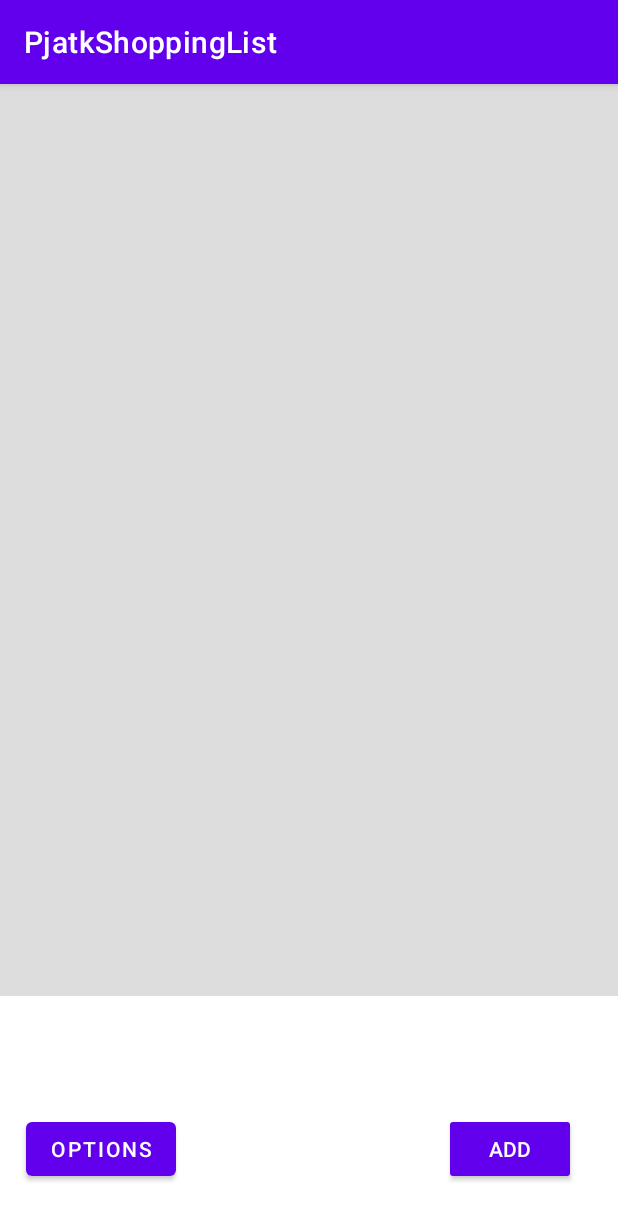
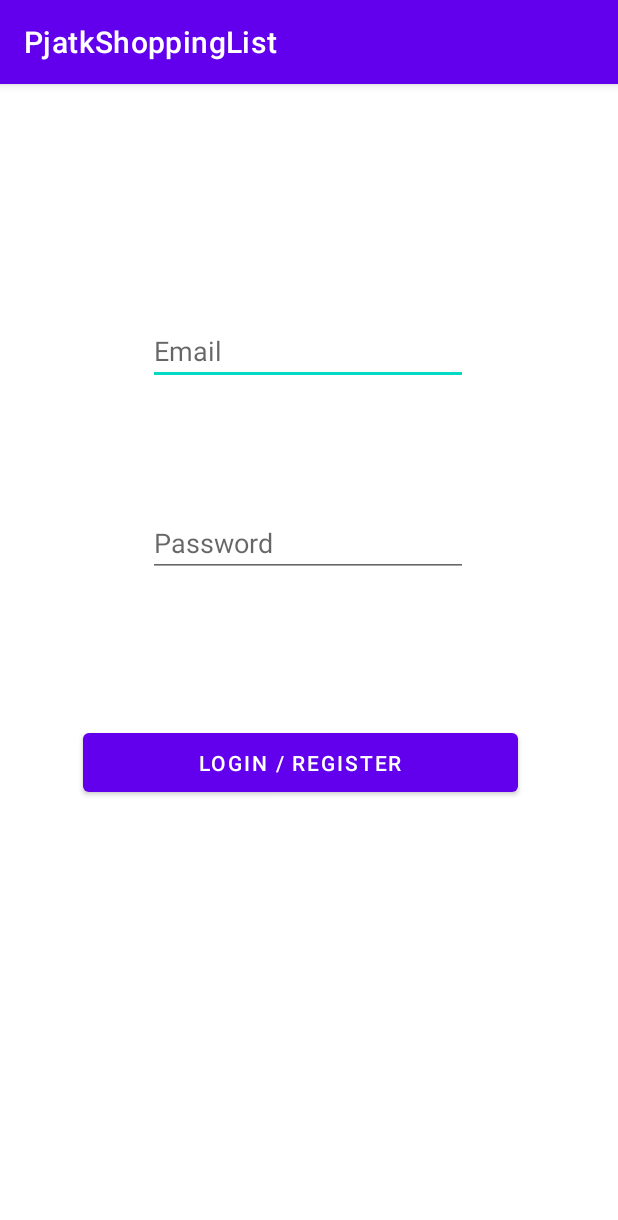
Before and after one commit to GRostek/PjatkShoppingList, an Android app: the screen it shows after launch (MainActivity before the commit, LoginActivity after it), on a phone screen of 412 x 824 dp. Shown: the top 1220 px of the screen. Run offline under Robolectric (Android 15) with nearby library versions, the phone set to English and light mode, and no system bars; our stand-ins replace Firebase (no records; nobody signed in at launch, a user with empty details on screens opened directly).

Commit message:
Login activity with firebase

```diff
--- a/app/build.gradle
+++ b/app/build.gradle
@@ -3,6 +3,7 @@ plugins {
     id 'kotlin-android'
     id 'kotlin-android-extensions'
     id 'kotlin-kapt'
+    id 'com.google.gms.google-services'
 }
 
 android {
@@ -45,6 +46,8 @@ android {
 
 dependencies {
 
+    implementation 'com.google.firebase:firebase-auth:19.2.0'
+    implementation 'com.google.firebase:firebase-database:19.2.1'
     def room_version = "2.2.5"
 
     implementation "androidx.room:room-runtime:$room_version"
--- a/app/src/main/AndroidManifest.xml
+++ b/app/src/main/AndroidManifest.xml
@@ -11,13 +11,14 @@
         android:roundIcon="@mipmap/ic_launcher_round"
         android:supportsRtl="true"
         android:theme="@style/Theme.PjatkShoppingList">
-        <activity android:name=".LoginActivity"></activity>
-        <activity android:name=".MainActivity">
+        <activity android:name=".LoginActivity">
             <intent-filter>
                 <action android:name="android.intent.action.MAIN" />
 
                 <category android:name="android.intent.category.LAUNCHER" />
             </intent-filter>
+        </activity>
+        <activity android:name=".MainActivity">
         </activity>
         <activity android:name=".AddProductActivity" />
         <activity android:name=".OptionsActivity" />
--- a/app/src/main/res/layout/activity_login.xml
+++ b/app/src/main/res/layout/activity_login.xml
@@ -6,4 +6,45 @@
     android:layout_height="match_parent"
     tools:context=".LoginActivity">
 
+    <EditText
+        android:id="@+id/editTextLogin"
+        android:layout_width="wrap_content"
+        android:layout_height="wrap_content"
+        android:layout_marginStart="100dp"
+        android:layout_marginTop="137dp"
+        android:layout_marginEnd="101dp"
+        android:layout_marginBottom="65dp"
+        android:ems="10"
+        android:hint="@string/email"
+        android:inputType="textEmailAddress"
+        app:layout_constraintBottom_toTopOf="@+id/editTextPassword"
+        app:layout_constraintEnd_toEndOf="parent"
+        app:layout_constraintStart_toStartOf="parent"
+        app:layout_constraintTop_toTopOf="parent" />
+
+    <EditText
+        android:id="@+id/editTextPassword"
+        android:layout_width="wrap_content"
+        android:layout_height="wrap_content"
+        android:layout_marginStart="100dp"
+        android:layout_marginEnd="101dp"
+        android:layout_marginBottom="439dp"
+        android:ems="10"
+        android:hint="@string/password"
+        android:inputType="textPassword"
+        app:layout_constraintBottom_toBottomOf="parent"
+        app:layout_constraintEnd_toEndOf="parent"
+        app:layout_constraintStart_toStartOf="parent" />
+
+    <Button
+        android:id="@+id/button"
+        android:layout_width="290dp"
+        android:layout_height="51dp"
+        android:layout_marginStart="66dp"
+        android:layout_marginEnd="77dp"
+        android:layout_marginBottom="290dp"
+        android:text="@string/login_register"
+        app:layout_constraintBottom_toBottomOf="parent"
+        app:layout_constraintEnd_toEndOf="parent"
+        app:layout_constraintStart_toStartOf="parent" />
 </androidx.constraintlayout.widget.ConstraintLayout>
--- a/app/src/main/res/values/strings.xml
+++ b/app/src/main/res/values/strings.xml
@@ -24,5 +24,12 @@
     <string name="empty_font_size_toast">Please enter font size value</string>
     <string name="toast_add_error">Please fill in all the fields</string>
     <string name="add_product_intent" translatable="false">com.example.pjatkshoppinglist.ADD_PRODUCT</string>
+    <string name="email">Email</string>
+    <string name="password">Password</string>
+    <string name="login_register">Login / Register</string>
+    <string name="user_registered">User registered</string>
+    <string name="registration_failed">Registration failed</string>
+    <string name="login_successful">Login successful</string>
+    <string name="login_failed">Login failed</string>
 
 </resources>
--- a/build.gradle
+++ b/build.gradle
@@ -8,6 +8,7 @@ buildscript {
     dependencies {
         classpath 'com.android.tools.build:gradle:4.1.1'
         classpath "org.jetbrains.kotlin:kotlin-gradle-plugin:$kotlin_version"
+        classpath 'com.google.gms:google-services:4.3.3'
 
         // NOTE: Do not place your application dependencies here; they belong
         // in the individual module build.gradle files
```
Also changed, not shown: app/src/main/java/com/example/pjatkshoppinglist/LoginActivity.kt (+36 -0 lines), 1 other file.
